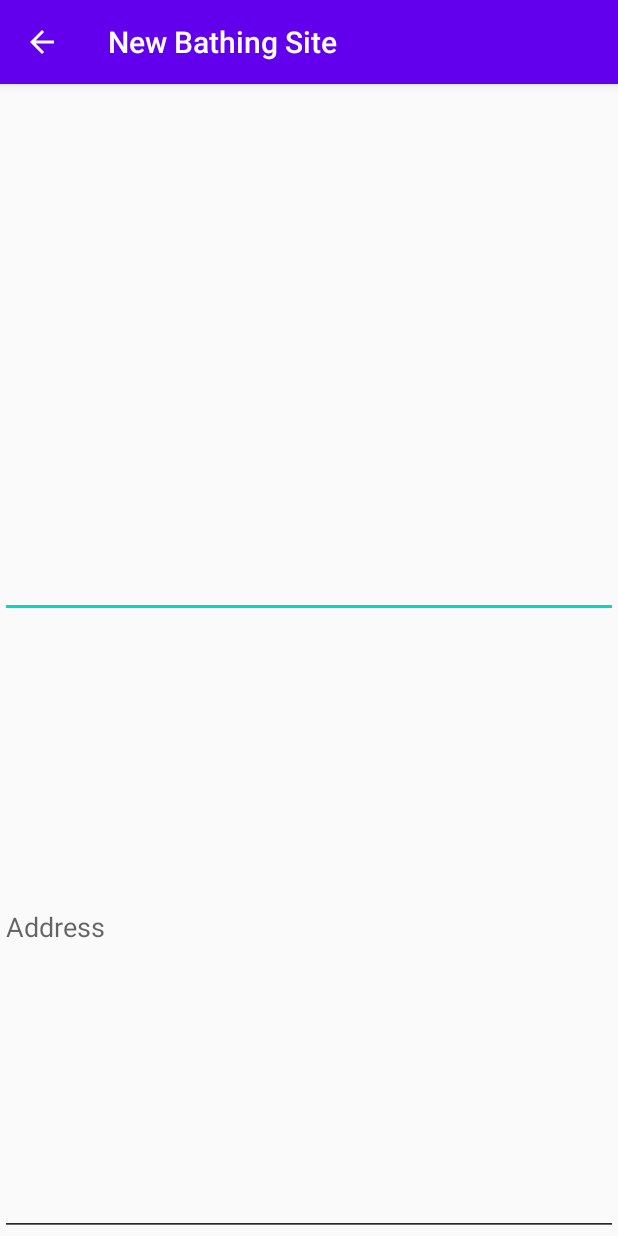
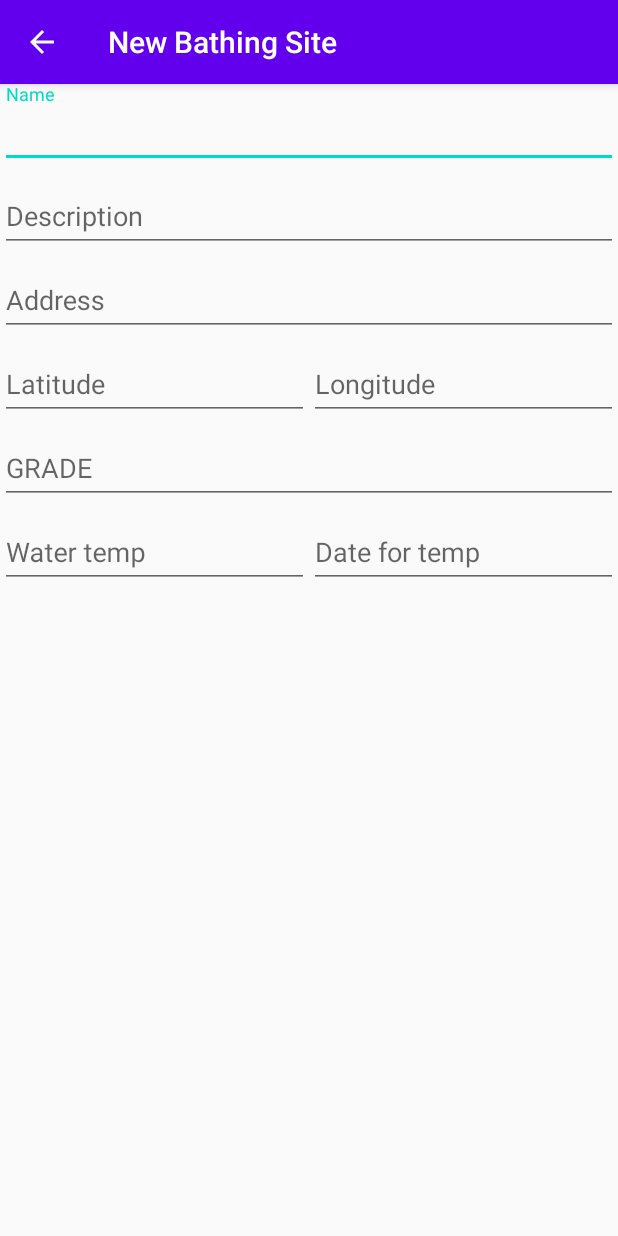
Before and after one commit to kristian-angelin/bathing-sites, an Android app: the NewBathingSiteActivity screen opened directly, with no data from a screen before it, on a phone screen of 412 x 824 dp. Run offline under Robolectric (Android 15) with nearby library versions, the phone set to English and light mode, and no system bars.

Commit message:
Refactored the new bating site form to get a rough placeholder design.

```diff
--- a/app/src/main/res/layout/activity_new_bathing_site.xml
+++ b/app/src/main/res/layout/activity_new_bathing_site.xml
@@ -1,10 +1,11 @@
 <?xml version="1.0" encoding="utf-8"?>
-<androidx.coordinatorlayout.widget.CoordinatorLayout xmlns:android="http://schemas.android.com/apk/res/android"
+<LinearLayout xmlns:android="http://schemas.android.com/apk/res/android"
     xmlns:app="http://schemas.android.com/apk/res-auto"
     xmlns:tools="http://schemas.android.com/tools"
     android:layout_width="match_parent"
     android:layout_height="match_parent"
-    tools:context=".NewBathingSiteActivity">
+    tools:context=".NewBathingSiteActivity"
+    android:orientation="vertical">
 
     <com.google.android.material.appbar.AppBarLayout
         android:layout_width="match_parent"
@@ -31,4 +32,4 @@
             android:layout_height="match_parent" />
     </LinearLayout>
 
-</androidx.coordinatorlayout.widget.CoordinatorLayout>
+</LinearLayout>
--- a/app/src/main/res/layout/fragment_new_bathing_site.xml
+++ b/app/src/main/res/layout/fragment_new_bathing_site.xml
@@ -1,44 +1,108 @@
 <?xml version="1.0" encoding="utf-8"?>
-<androidx.constraintlayout.widget.ConstraintLayout
+<ScrollView
     xmlns:android="http://schemas.android.com/apk/res/android"
-    xmlns:app="http://schemas.android.com/apk/res-auto"
     xmlns:tools="http://schemas.android.com/tools"
     android:layout_width="match_parent"
     android:layout_height="match_parent"
     tools:context=".NewBathingSiteActivityFragment">
 
-    <EditText
-        android:id="@+id/edit_name"
+    <LinearLayout
         android:layout_width="match_parent"
-        android:layout_height="0dp"
-        android:inputType="text"
-        app:layout_constraintStart_toStartOf="parent"
-        app:layout_constraintEnd_toEndOf="parent"
-        app:layout_constraintTop_toTopOf="parent"
-        app:layout_constraintBottom_toTopOf="@id/edit_description"
-    />
+        android:layout_height="wrap_content"
+        android:orientation="vertical">
 
-    <EditText
-        android:id="@+id/edit_description"
-        android:layout_width="match_parent"
-        android:layout_height="0dp"
-        android:inputType="text"
-        app:layout_constraintStart_toStartOf="parent"
-        app:layout_constraintEnd_toEndOf="parent"
-        app:layout_constraintTop_toBottomOf="@id/edit_name"
-        app:layout_constraintBottom_toBottomOf="parent"
-        />
+        <com.google.android.material.textfield.TextInputLayout
+            android:layout_width="match_parent"
+            android:layout_height="match_parent">
 
-    <EditText
-        android:id="@+id/edit_address"
-        android:layout_width="match_parent"
-        android:layout_height="0dp"
-        android:hint="Address"
-        android:inputType="text"
-        app:layout_constraintStart_toStartOf="parent"
-        app:layout_constraintEnd_toEndOf="parent"
-        app:layout_constraintTop_toBottomOf="@id/edit_name"
-        app:layout_constraintBottom_toBottomOf="parent"
-        />
+            <com.google.android.material.textfield.TextInputEditText
+                android:layout_width="match_parent"
+                android:layout_height="match_parent"
+                android:hint="Name"/>
+        </com.google.android.material.textfield.TextInputLayout>
 
-</androidx.constraintlayout.widget.ConstraintLayout>
+        <com.google.android.material.textfield.TextInputLayout
+            android:layout_width="match_parent"
+            android:layout_height="match_parent">
+            <com.google.android.material.textfield.TextInputEditText
+                android:layout_width="match_parent"
+                android:layout_height="match_parent"
+                android:hint="Description"/>
+        </com.google.android.material.textfield.TextInputLayout>
+
+        <com.google.android.material.textfield.TextInputLayout
+            android:layout_width="match_parent"
+            android:layout_height="match_parent">
+            <com.google.android.material.textfield.TextInputEditText
+                android:layout_width="match_parent"
+                android:layout_height="match_parent"
+                android:hint="Address"/>
+        </com.google.android.material.textfield.TextInputLayout>
+
+        <LinearLayout
+            android:layout_width="match_parent"
+            android:layout_height="wrap_content"
+            android:orientation="horizontal">
+
+            <com.google.android.material.textfield.TextInputLayout
+                android:layout_width="0dp"
+                android:layout_height="match_parent"
+                android:layout_weight="1">
+
+                <com.google.android.material.textfield.TextInputEditText
+                    android:layout_width="match_parent"
+                    android:layout_height="match_parent"
+                    android:hint="Latitude" />
+            </com.google.android.material.textfield.TextInputLayout>
+
+            <com.google.android.material.textfield.TextInputLayout
+                android:layout_width="0dp"
+                android:layout_height="match_parent"
+                android:layout_weight="1">
+
+                <com.google.android.material.textfield.TextInputEditText
+                    android:layout_width="match_parent"
+                    android:layout_height="match_parent"
+                    android:hint="Longitude" />
+            </com.google.android.material.textfield.TextInputLayout>
+        </LinearLayout>
+
+        <com.google.android.material.textfield.TextInputLayout
+            android:layout_width="match_parent"
+            android:layout_height="match_parent">
+            <com.google.android.material.textfield.TextInputEditText
+                android:layout_width="match_parent"
+                android:layout_height="match_parent"
+                android:hint="GRADE"/>
+        </com.google.android.material.textfield.TextInputLayout>
+
+        <LinearLayout
+            android:layout_width="match_parent"
+            android:layout_height="wrap_content"
+            android:orientation="horizontal">
+
+            <com.google.android.material.textfield.TextInputLayout
+                android:layout_width="0dp"
+                android:layout_height="match_parent"
+                android:layout_weight="1">
+
+                <com.google.android.material.textfield.TextInputEditText
+                    android:layout_width="match_parent"
+                    android:layout_height="match_parent"
+                    android:hint="Water temp" />
+            </com.google.android.material.textfield.TextInputLayout>
+
+            <com.google.android.material.textfield.TextInputLayout
+                android:layout_width="0dp"
+                android:layout_height="match_parent"
+                android:layout_weight="1">
+
+                <com.google.android.material.textfield.TextInputEditText
+                    android:layout_width="match_parent"
+                    android:layout_height="match_parent"
+                    android:hint="Date for temp" />
+            </com.google.android.material.textfield.TextInputLayout>
+        </LinearLayout>
+
+    </LinearLayout>
+</ScrollView>
```
